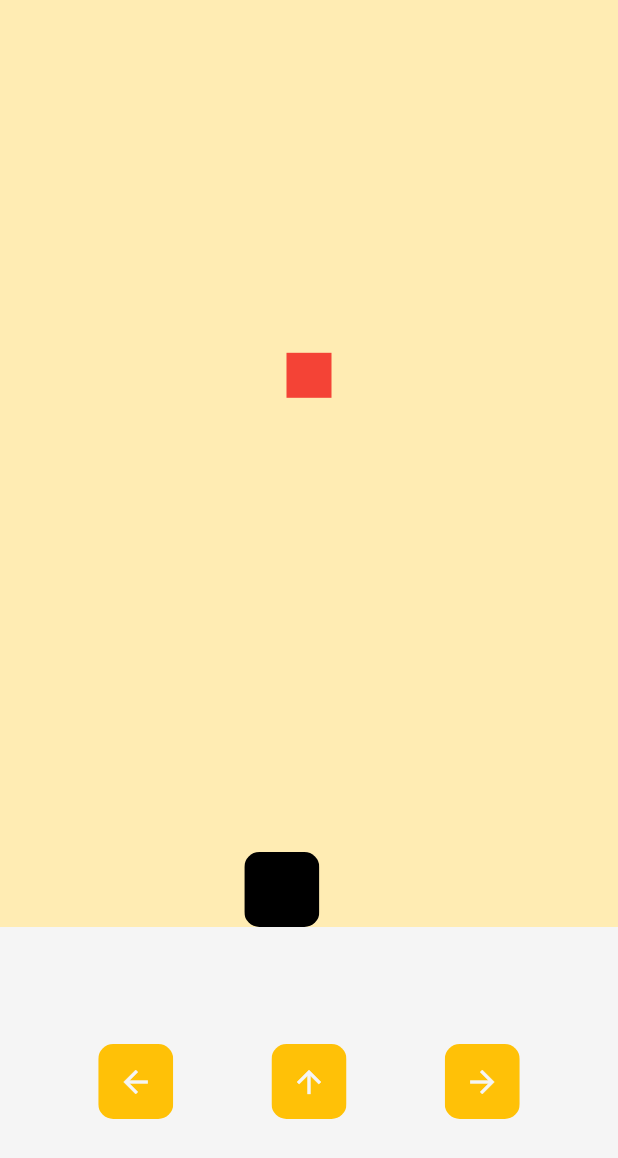
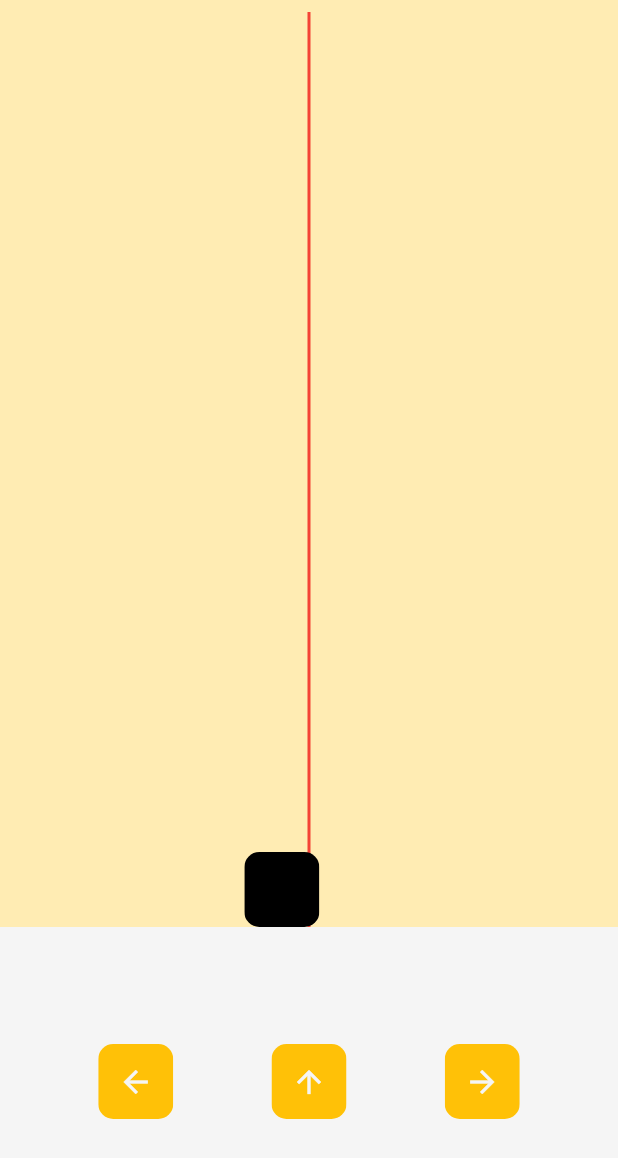
Before and after one commit to kwakyebrilliant/bubbleapp, a Flutter app: the screen it shows after launch, after a tap on the "arrow upward" icon, on a phone screen of 412 x 824 dp. Shown: the top 1158 px of the screen. Run offline on Flutter 3.47's test engine with Material 3 defaults, Android fonts, the phone set to English and light mode, and no system bars.

Commit message:
home page updates

```diff
--- a/lib/homepage.dart
+++ b/lib/homepage.dart
@@ -16,11 +16,12 @@ class Homepage extends StatefulWidget {
 
 class _HomepageState extends State<Homepage> {
   //player variables
-  double playerX = 0;
+  static double playerX = 0;
 
   //missle variables
-  double missleX = 0;
+  double missleX = playerX;
   double missleY = 1;
+  double missleHeight = 10;
 
   //move player left
   void moveLeft() {
@@ -47,9 +48,9 @@ class _HomepageState extends State<Homepage> {
   }
 
   void fireMissle() {
-    Timer.periodic(Duration(milliseconds: 100), (timer) {
+    Timer.periodic(const Duration(milliseconds: 20), (timer) {
       setState(() {
-        missleY -= 0.1;
+        missleHeight += 10;
       });
     });
   }
@@ -81,8 +82,8 @@ class _HomepageState extends State<Homepage> {
                     Container(
                       alignment: Alignment(missleX, missleY),
                       child: Container(
-                        width: 30.0,
-                        height: 30.0,
+                        width: 2.0,
+                        height: missleHeight,
                         color: Colors.red,
                       ),
                     ),
```
